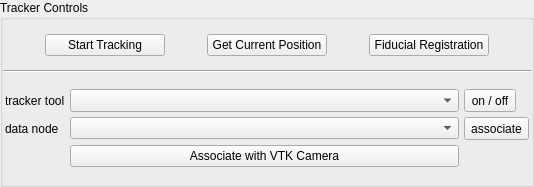
Qt form Code/Gui/MITK/Modules/niftkIGIGui/ToolsGui/TrackerControlsWidget.ui (NifTK/NifTK) before a commit.
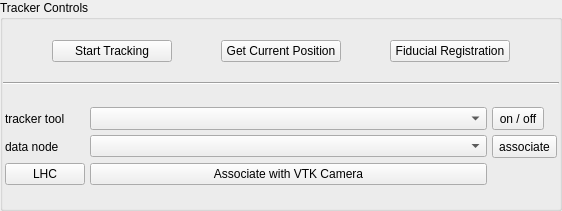
The same form after that commit. Custom widgets are drawn as their Qt base class.

Patch:
```diff
--- a/Code/Gui/MITK/Modules/niftkIGIGui/ToolsGui/TrackerControlsWidget.ui
+++ b/Code/Gui/MITK/Modules/niftkIGIGui/ToolsGui/TrackerControlsWidget.ui
@@ -6,8 +6,8 @@
    <rect>
     <x>0</x>
     <y>0</y>
-    <width>534</width>
-    <height>187</height>
+    <width>562</width>
+    <height>211</height>
    </rect>
   </property>
   <property name="sizePolicy">
@@ -195,6 +195,16 @@
             </property>
            </widget>
           </item>
+          <item row="2" column="0">
+           <widget class="QPushButton" name="pushButton_LHCRHC">
+            <property name="toolTip">
+             <string comment="Flips the camera focal point to enable tracking in left or right handed coordinate systems."/>
+            </property>
+            <property name="text">
+             <string>LHC</string>
+            </property>
+           </widget>
+          </item>
          </layout>
         </item>
        </layout>
```
